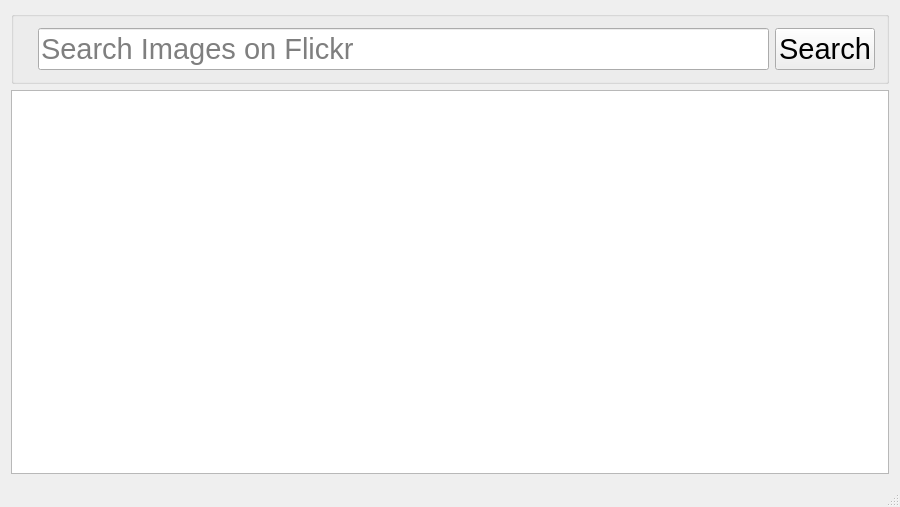
First picture: the form in ui/flickrsearchmainwindow.ui, repository hbkvikas/FlickrImageSearch, before the edit.
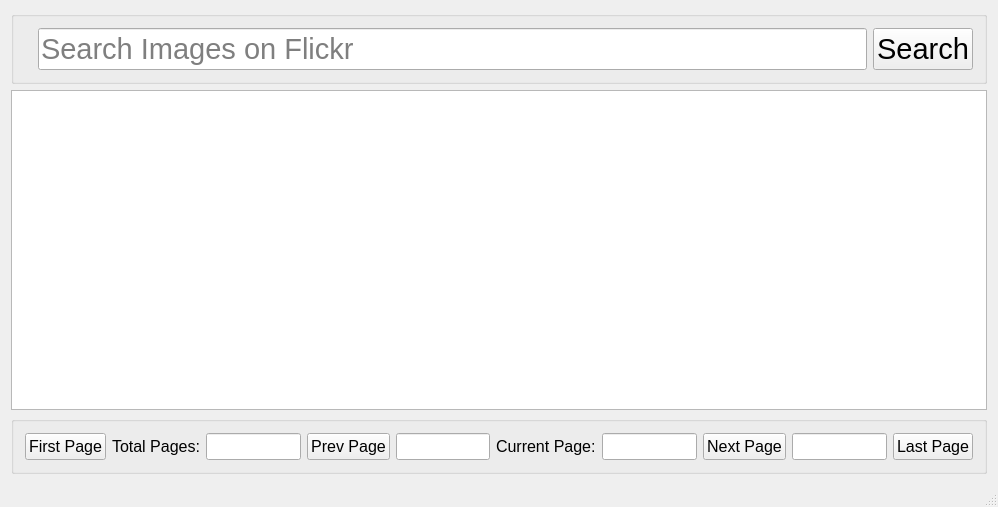
Second picture: the form after the edit. Icons and pictures are not drawn.

Commit message: Added page tracker

The edit to the form file:
```diff
--- a/ui/flickrsearchmainwindow.ui
+++ b/ui/flickrsearchmainwindow.ui
@@ -6,7 +6,7 @@
    <rect>
     <x>0</x>
     <y>0</y>
-    <width>900</width>
+    <width>998</width>
     <height>507</height>
    </rect>
   </property>
@@ -120,6 +120,167 @@
       </property>
      </widget>
     </item>
+    <item row="2" column="0">
+     <widget class="QGroupBox" name="grpPageTrack">
+      <property name="title">
+       <string/>
+      </property>
+      <layout class="QGridLayout" name="gridLayout_3">
+       <item row="0" column="12">
+        <widget class="QLineEdit" name="edtNextPage">
+         <property name="font">
+          <font>
+           <pointsize>12</pointsize>
+          </font>
+         </property>
+         <property name="readOnly">
+          <bool>true</bool>
+         </property>
+        </widget>
+       </item>
+       <item row="0" column="1">
+        <widget class="QPushButton" name="btnFirstPage">
+         <property name="font">
+          <font>
+           <pointsize>12</pointsize>
+          </font>
+         </property>
+         <property name="text">
+          <string>First Page</string>
+         </property>
+        </widget>
+       </item>
+       <item row="0" column="5">
+        <widget class="QPushButton" name="btnPreviousPage">
+         <property name="font">
+          <font>
+           <pointsize>12</pointsize>
+          </font>
+         </property>
+         <property name="text">
+          <string>Prev Page</string>
+         </property>
+        </widget>
+       </item>
+       <item row="0" column="11">
+        <widget class="QPushButton" name="btnNextPage">
+         <property name="font">
+          <font>
+           <pointsize>12</pointsize>
+          </font>
+         </property>
+         <property name="text">
+          <string>Next Page</string>
+         </property>
+        </widget>
+       </item>
+       <item row="0" column="3">
+        <widget class="QLineEdit" name="edtTotalPages">
+         <property name="font">
+          <font>
+           <pointsize>12</pointsize>
+          </font>
+         </property>
+         <property name="readOnly">
+          <bool>true</bool>
+         </property>
+        </widget>
+       </item>
+       <item row="0" column="7">
+        <widget class="QLabel" name="lblCurrentPage">
+         <property name="font">
+          <font>
+           <pointsize>12</pointsize>
+          </font>
+         </property>
+         <property name="text">
+          <string>Current Page:</string>
+         </property>
+        </widget>
+       </item>
+       <item row="0" column="14">
+        <spacer name="horizontalSpacer_2">
+         <property name="orientation">
+          <enum>Qt::Horizontal</enum>
+         </property>
+         <property name="sizeHint" stdset="0">
+          <size>
+           <width>40</width>
+           <height>20</height>
+          </size>
+         </property>
+        </spacer>
+       </item>
+       <item row="0" column="2">
+        <widget class="QLabel" name="lblTotalPages">
+         <property name="font">
+          <font>
+           <pointsize>12</pointsize>
+          </font>
+         </property>
+         <property name="text">
+          <string>Total Pages:</string>
+         </property>
+        </widget>
+       </item>
+       <item row="0" column="13">
+        <widget class="QPushButton" name="btnLastPage">
+         <property name="font">
+          <font>
+           <pointsize>12</pointsize>
+          </font>
+         </property>
+         <property name="text">
+          <string>Last Page</string>
+         </property>
+        </widget>
+       </item>
+       <item row="0" column="6">
+        <widget class="QLineEdit" name="edtPreviousPage">
+         <property name="font">
+          <font>
+           <pointsize>12</pointsize>
+          </font>
+         </property>
+         <property name="readOnly">
+          <bool>true</bool>
+         </property>
+        </widget>
+       </item>
+       <item row="0" column="0">
+        <spacer name="horizontalSpacer">
+         <property name="orientation">
+          <enum>Qt::Horizontal</enum>
+         </property>
+         <property name="sizeHint" stdset="0">
+          <size>
+           <width>40</width>
+           <height>20</height>
+          </size>
+         </property>
+        </spacer>
+       </item>
+       <item row="0" column="8">
+        <widget class="QLineEdit" name="edtCurrentPage">
+         <property name="minimumSize">
+          <size>
+           <width>0</width>
+           <height>0</height>
+          </size>
+         </property>
+         <property name="font">
+          <font>
+           <pointsize>12</pointsize>
+          </font>
+         </property>
+         <property name="readOnly">
+          <bool>true</bool>
+         </property>
+        </widget>
+       </item>
+      </layout>
+     </widget>
+    </item>
    </layout>
   </widget>
   <widget class="QStatusBar" name="statusBar"/>
```
The commit also changes 5 other files.
